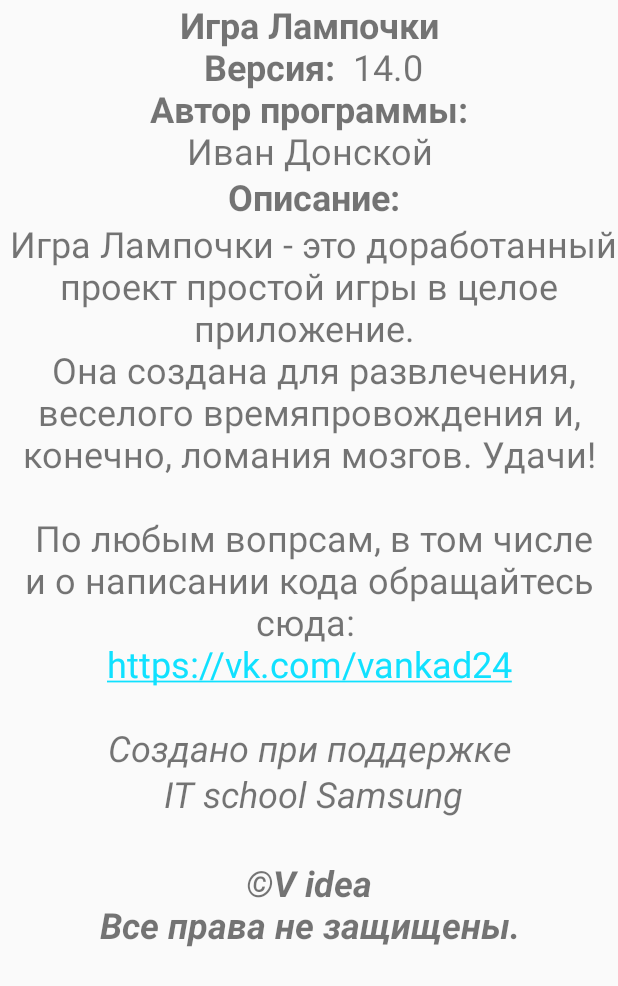
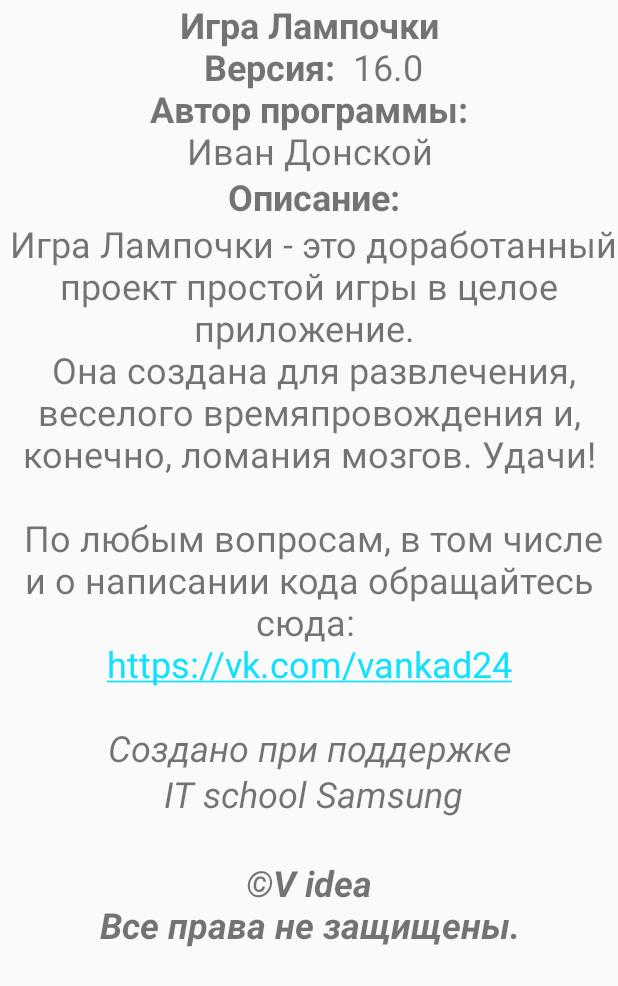
Before and after one commit to vankad24/GameLamps, an Android app: the layout about_activity.xml on its own in the app's theme, with its tools: preview values and no code run, on a phone screen of 412 x 824 dp. Shown: the top 986 px of the screen. Run offline under Robolectric (Android 15) with nearby library versions, the phone set to English and light mode, and no system bars.

Commit message:
Update strings.xml

```diff
--- a/app/src/main/res/values/strings.xml
+++ b/app/src/main/res/values/strings.xml
@@ -24,7 +24,7 @@
     <string name="about_text">
 <b>Игра Лампочки</b> \n
 
-<b>Версия: </b> 14.0\n
+<b>Версия: </b> 16.0\n
 
 <b>Автор программы: </b>\n Иван Донской \n
 
@@ -33,7 +33,7 @@
 Игра "Лампочки" - это доработанный проект простой игры в целое приложение. \n
 Она создана для развлечения, веселого времяпровождения и, конечно, ломания мозгов. Удачи!\n \n
 
-По любым вопрсам, в том числе и о написании кода обращайтесь сюда: \n
+По любым вопросам, в том числе и о написании кода обращайтесь сюда: \n
  https://vk.com/vankad24  \n \n
  <i>Создано при поддержке \n
   IT school Samsung</i>\n \n
```
